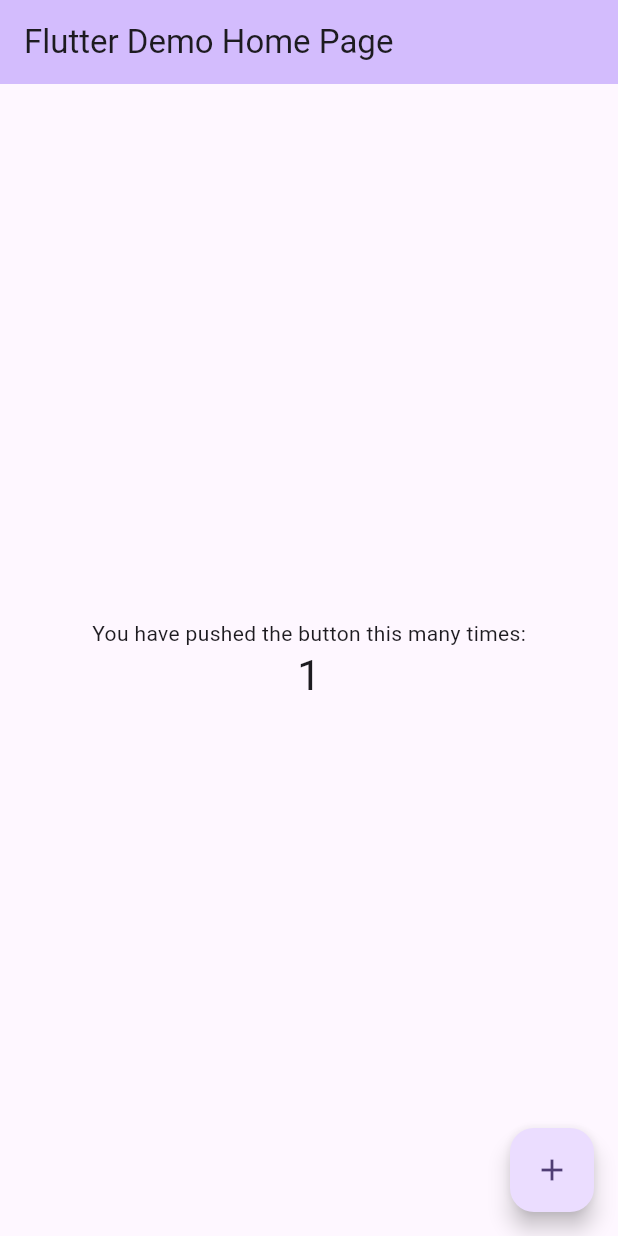
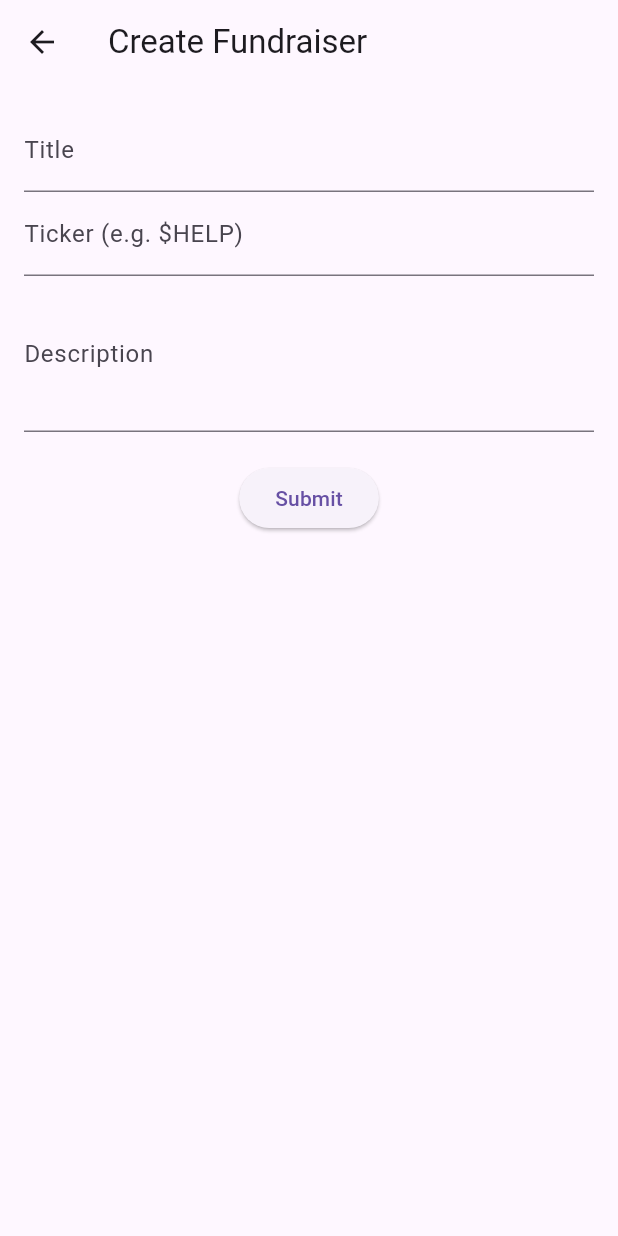
Before and after one commit to Soloctg/kindle, a Flutter app: the screen it shows after launch, after a tap on the "add" icon, on a phone screen of 412 x 824 dp. Run offline on Flutter 3.47's test engine with Material 3 defaults, Android fonts, the phone set to English and light mode, and no system bars.

Commit message:
Feat: Add static home view

```diff
--- /dev/null
+++ b/lib/app.dart
@@ -0,0 +1,17 @@
+import 'package:flutter/material.dart';
+import 'src/routes/app_routes.dart';
+
+class Kindle extends StatelessWidget {
+  const Kindle({super.key});
+
+  // This widget is the root of your application.
+  @override
+  Widget build(BuildContext context) {
+    return MaterialApp(
+      title: 'Web3 GoFundMe',
+      theme: ThemeData.light(), // or dark theme
+      initialRoute: '/',
+      routes: appRoutes, // Defined in app_routes.dart
+    );
+  }
+}
--- a/lib/main.dart
+++ b/lib/main.dart
@@ -1,122 +1,116 @@
 import 'package:flutter/material.dart';
 
-void main() {
-  runApp(const MyApp());
-}
+void main() => runApp(Kindle());
 
-class MyApp extends StatelessWidget {
-  const MyApp({super.key});
+class Kindle extends StatelessWidget {
+  const Kindle({super.key});
 
-  // This widget is the root of your application.
   @override
   Widget build(BuildContext context) {
     return MaterialApp(
-      title: 'Flutter Demo',
-      theme: ThemeData(
-        // This is the theme of your application.
-        //
-        // TRY THIS: Try running your application with "flutter run". You'll see
-        // the application has a purple toolbar. Then, without quitting the app,
-        // try changing the seedColor in the colorScheme below to Colors.green
-        // and then invoke "hot reload" (save your changes or press the "hot
-        // reload" button in a Flutter-supported IDE, or press "r" if you used
-        // the command line to start the app).
-        //
-        // Notice that the counter didn't reset back to zero; the application
-        // state is not lost during the reload. To reset the state, use hot
-        // restart instead.
-        //
-        // This works for code too, not just values: Most code changes can be
-        // tested with just a hot reload.
-        colorScheme: ColorScheme.fromSeed(seedColor: Colors.deepPurple),
-      ),
-      home: const MyHomePage(title: 'Flutter Demo Home Page'),
+      title: 'Web3 GoFundMe',
+      theme: ThemeData(primarySwatch: Colors.indigo),
+      home: HomeScreen(),
+      routes: {'/create-post': (context) => CreatePostScreen()},
     );
   }
 }
 
-class MyHomePage extends StatefulWidget {
-  const MyHomePage({super.key, required this.title});
+class HomeScreen extends StatelessWidget {
+  //const HomeScreen({Key? key}) : super(key: key);
 
-  // This widget is the home page of your application. It is stateful, meaning
-  // that it has a State object (defined below) that contains fields that affect
-  // how it looks.
-
-  // This class is the configuration for the state. It holds the values (in this
-  // case the title) provided by the parent (in this case the App widget) and
-  // used by the build method of the State. Fields in a Widget subclass are
-  // always marked "final".
-
-  final String title;
+  // Sample data for demonstration purposes
+  // In a real app, this would be fetched from a backend or blockchain
+  final List<Map<String, dynamic>> samplePosts = [
+    {'title': 'Help build a school', 'ticker': '\$SCHOOL', 'amountRaised': 2.5},
+    {'title': 'Medical aid for John', 'ticker': '\$JOHN', 'amountRaised': 1.2},
+  ];
 
   @override
-  State<MyHomePage> createState() => _MyHomePageState();
+  Widget build(BuildContext context) {
+    return Scaffold(
+      appBar: AppBar(
+        title: Text('Web3 GoFundMe'),
+        actions: [
+          IconButton(
+            icon: Icon(Icons.add),
+            onPressed: () => Navigator.pushNamed(context, '/create-post'),
+          ),
+        ],
+      ),
+      body: ListView.builder(
+        itemCount: samplePosts.length,
+        itemBuilder: (context, index) {
+          final post = samplePosts[index];
+          return ListTile(
+            title: Text(post['title']),
+            subtitle: Text(post['ticker']),
+            trailing: Text('${post['amountRaised']} SOL'),
+          );
+        },
+      ),
+    );
+  }
 }
 
-class _MyHomePageState extends State<MyHomePage> {
-  int _counter = 0;
+class CreatePostScreen extends StatefulWidget {
+  @override
+  _CreatePostScreenState createState() => _CreatePostScreenState();
+}
 
-  void _incrementCounter() {
-    setState(() {
-      // This call to setState tells the Flutter framework that something has
-      // changed in this State, which causes it to rerun the build method below
-      // so that the display can reflect the updated values. If we changed
-      // _counter without calling setState(), then the build method would not be
-      // called again, and so nothing would appear to happen.
-      _counter++;
-    });
+class _CreatePostScreenState extends State<CreatePostScreen> {
+  final _formKey = GlobalKey<FormState>();
+  String _title = '';
+  String _ticker = '';
+  String _description = '';
+
+  void _submit() {
+    if (_formKey.currentState!.validate()) {
+      _formKey.currentState!.save();
+      // Simulate API call or bot notification
+      ScaffoldMessenger.of(
+        context,
+      ).showSnackBar(SnackBar(content: Text('Post Created for \$_ticker!')));
+      Navigator.pop(context);
+    }
   }
 
   @override
   Widget build(BuildContext context) {
-    // This method is rerun every time setState is called, for instance as done
-    // by the _incrementCounter method above.
-    //
-    // The Flutter framework has been optimized to make rerunning build methods
-    // fast, so that you can just rebuild anything that needs updating rather
-    // than having to individually change instances of widgets.
     return Scaffold(
-      appBar: AppBar(
-        // TRY THIS: Try changing the color here to a specific color (to
-        // Colors.amber, perhaps?) and trigger a hot reload to see the AppBar
-        // change color while the other colors stay the same.
-        backgroundColor: Theme.of(context).colorScheme.inversePrimary,
-        // Here we take the value from the MyHomePage object that was created by
-        // the App.build method, and use it to set our appbar title.
-        title: Text(widget.title),
-      ),
-      body: Center(
-        // Center is a layout widget. It takes a single child and positions it
-        // in the middle of the parent.
-        child: Column(
-          // Column is also a layout widget. It takes a list of children and
-          // arranges them vertically. By default, it sizes itself to fit its
-          // children horizontally, and tries to be as tall as its parent.
-          //
-          // Column has various properties to control how it sizes itself and
-          // how it positions its children. Here we use mainAxisAlignment to
-          // center the children vertically; the main axis here is the vertical
-          // axis because Columns are vertical (the cross axis would be
-          // horizontal).
-          //
-          // TRY THIS: Invoke "debug painting" (choose the "Toggle Debug Paint"
-          // action in the IDE, or press "p" in the console), to see the
-          // wireframe for each widget.
-          mainAxisAlignment: MainAxisAlignment.center,
-          children: <Widget>[
-            const Text('You have pushed the button this many times:'),
-            Text(
-              '$_counter',
-              style: Theme.of(context).textTheme.headlineMedium,
-            ),
-          ],
+      appBar: AppBar(title: Text('Create Fundraiser')),
+      body: Padding(
+        padding: const EdgeInsets.all(16.0),
+        child: Form(
+          key: _formKey,
+          child: Column(
+            children: [
+              TextFormField(
+                decoration: InputDecoration(labelText: 'Title'),
+                onSaved: (val) => _title = val ?? '',
+                validator:
+                    (val) => val == null || val.isEmpty ? 'Required' : null,
+              ),
+              TextFormField(
+                decoration: InputDecoration(labelText: 'Ticker (e.g. \$HELP)'),
+                onSaved: (val) => _ticker = val ?? '',
+                validator:
+                    (val) =>
+                        val == null || !val.startsWith('\$')
+                            ? 'Must start with \$'
+                            : null,
+              ),
+              TextFormField(
+                decoration: InputDecoration(labelText: 'Description'),
+                maxLines: 3,
+                onSaved: (val) => _description = val ?? '',
+              ),
+              SizedBox(height: 20),
+              ElevatedButton(onPressed: _submit, child: Text('Submit')),
+            ],
+          ),
         ),
       ),
-      floatingActionButton: FloatingActionButton(
-        onPressed: _incrementCounter,
-        tooltip: 'Increment',
-        child: const Icon(Icons.add),
-      ), // This trailing comma makes auto-formatting nicer for build methods.
     );
   }
 }
--- /dev/null
+++ b/lib/post_model.dart
@@ -0,0 +1,41 @@
+class Post {
+  final String id;
+  final String title;
+  final String description;
+  final double goalAmount;
+  final double currentAmount;
+  final String userId;
+
+  Post({
+    required this.id,
+    required this.title,
+    required this.description,
+    required this.goalAmount,
+    required this.currentAmount,
+    required this.userId,
+  });
+
+  // Convert from JSON
+  factory Post.fromJson(Map<String, dynamic> json) {
+    return Post(
+      id: json['id'],
+      title: json['title'],
+      description: json['description'],
+      goalAmount: json['goalAmount'],
+      currentAmount: json['currentAmount'],
+      userId: json['userId'],
+    );
+  }
+
+  // Convert to JSON
+  Map<String, dynamic> toJson() {
+    return {
+      'id': id,
+      'title': title,
+      'description': description,
+      'goalAmount': goalAmount,
+      'currentAmount': currentAmount,
+      'userId': userId,
+    };
+  }
+}
--- /dev/null
+++ b/lib/src/routes/app_routes.dart
@@ -0,0 +1,13 @@
+import 'package:flutter/material.dart';
+import 'package:kindle/main.dart';
+//import 'package:kindle/src/features/home/home_screen.dart';
+//import 'package:kindle/src/features/auth/auth_screen.dart';
+//import 'package:kindle/src/features/donation/donation_screen.dart';
+
+// Ensure that HomeScreen is defined in home_screen.dart and the import path is correct.
+
+final Map<String, WidgetBuilder> appRoutes = {
+  '/': (context) => HomeScreen(),
+  //'/auth': (context) => AuthScreen(),
+  //'/donation': (context) => DonationScreen(),
+};
```
Also changed, not shown: lib/src/features/auth/auth_screen.dart (added), lib/src/features/donation/donation_screen.dart (added), lib/src/features/home/home_screen.dart (added), pubspec.lock.
